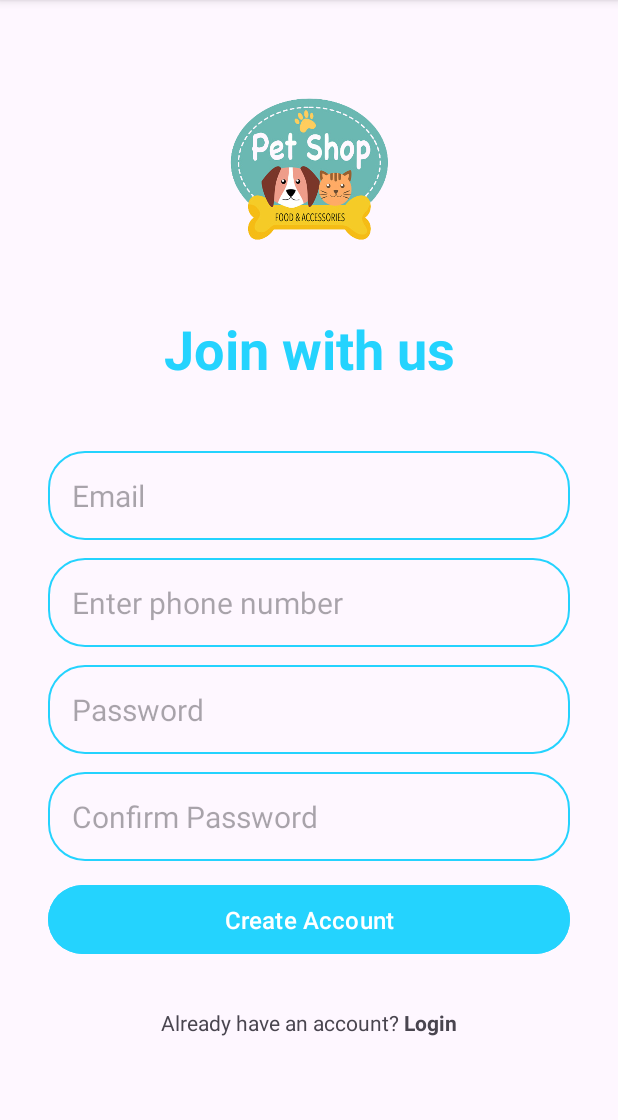
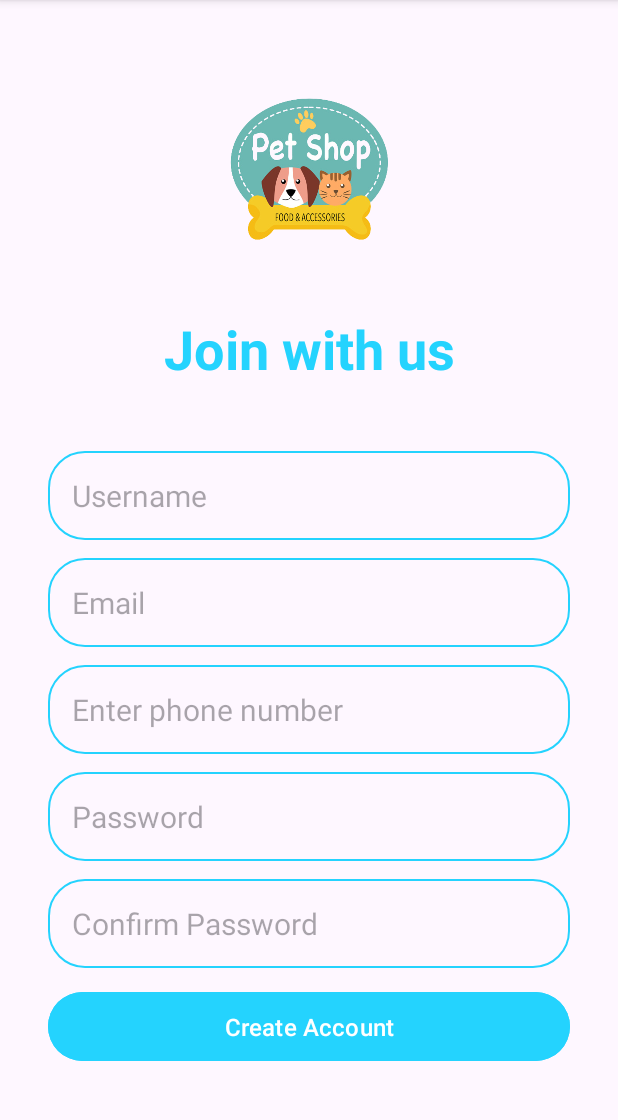
Before and after one commit to vuv909/project-prm, an Android app: the screen it shows after launch once a user with an empty profile is signed in (RegisterActivity), on a phone screen of 412 x 824 dp, the part 96-1216 px from its top. Run offline under Robolectric (Android 15) with nearby library versions, the light colour scheme and no system bars; our stand-ins replace Firebase (no records; nobody signed in at launch, a user with empty details on screens opened directly).

Commit message:
update infor register

```diff
--- a/app/src/main/res/layout/activity_register.xml
+++ b/app/src/main/res/layout/activity_register.xml
@@ -51,6 +51,17 @@
                 android:layout_below="@id/hello_text"
                 android:layout_marginVertical="32dp"
                 android:orientation="vertical">
+
+                <EditText
+                    android:id="@+id/username"
+                    android:layout_width="match_parent"
+                    android:layout_height="wrap_content"
+                    android:layout_marginTop="12dp"
+                    android:background="@drawable/rounded_corner"
+                    android:hint="Username"
+                    android:inputType="text"
+                    android:padding="16dp"
+                    android:textSize="20sp" />
 
                 <EditText
                     android:id="@+id/email_edit_text"
```
Also changed, not shown: app/src/main/java/com/example/myapplication/activity/RegisterActivity.java (+26 -15 lines).
